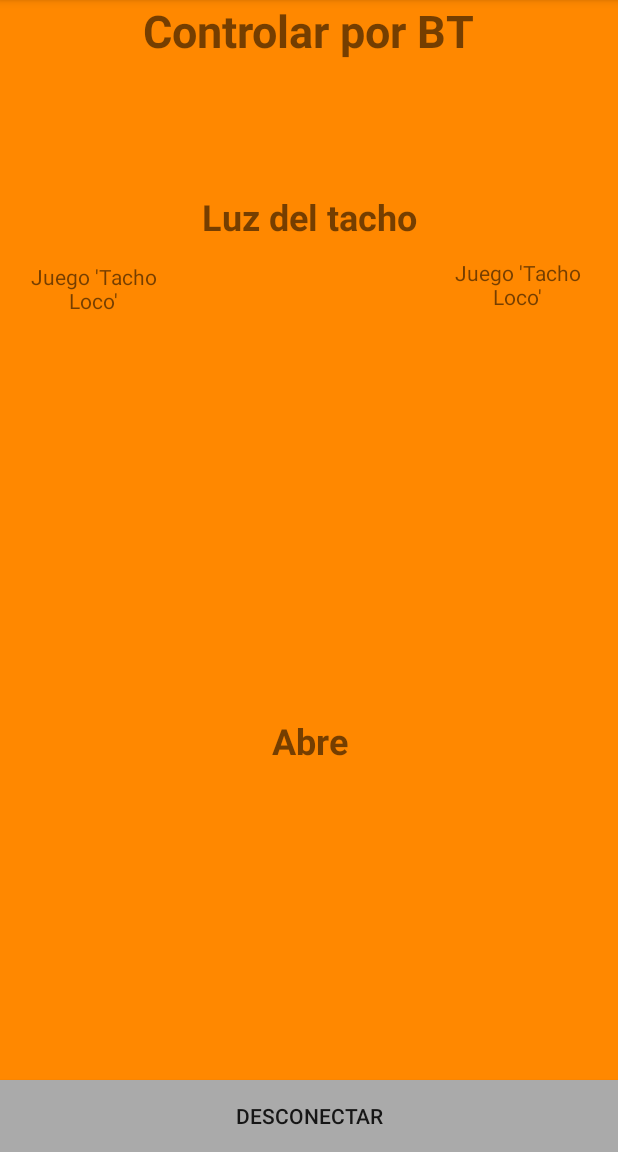
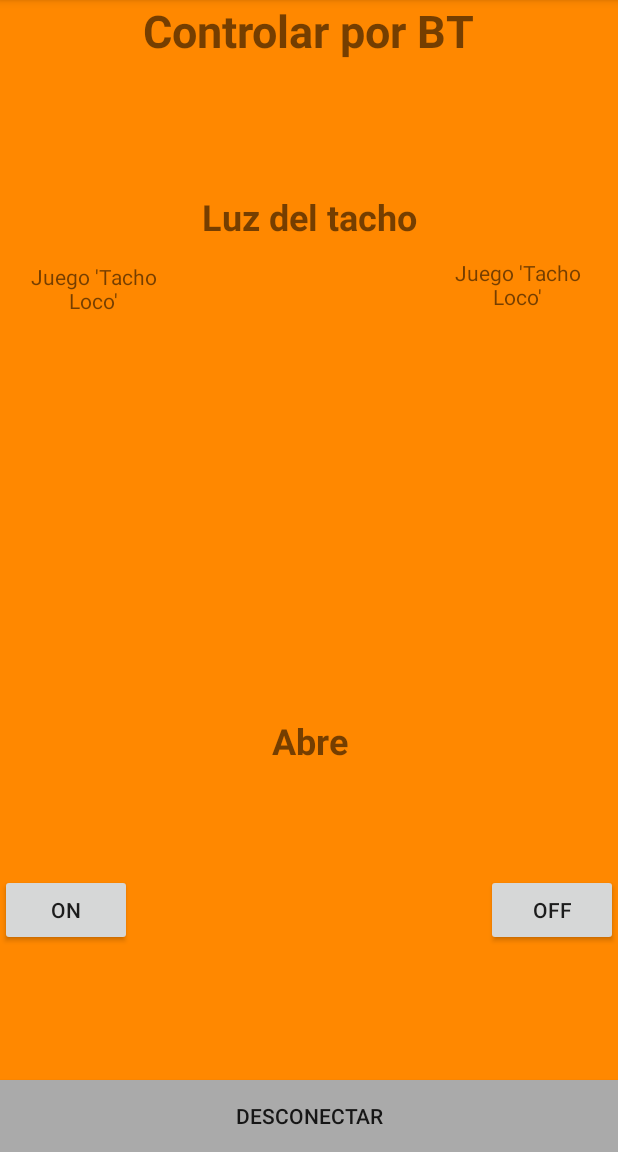
Before and after one commit to FabianNorbertoEscobar/SmartTrash, an Android app: the ControlarBT screen opened directly, with no data from a screen before it, on a phone screen of 412 x 824 dp, the part 84-1236 px from its top. Run offline under Robolectric (Android 15) with nearby library versions, the phone set to English and light mode, and no system bars; network calls fail; 6 statements that could not run were skipped.

Commit message:
Codigo embebido con bluetooth y codigo android con funcionamiento de apertura de tapa (acelerometro) y prendido y apago de la funcionalidades bluetooth

```diff
--- a/Android/app/src/main/res/layout/menu_controlar_bt.xml
+++ b/Android/app/src/main/res/layout/menu_controlar_bt.xml
@@ -28,9 +28,8 @@
         android:layout_marginStart="0dp"
         android:layout_marginLeft="0dp"
         android:layout_marginBottom="25dp"
-        android:enabled="false"
-        android:text="Abrir"
-        android:visibility="invisible" />
+        android:text="ON"
+        android:visibility="visible" />
 
     <TextView
         android:id="@+id/IdTxtDatos"
@@ -70,9 +69,7 @@
         android:layout_marginEnd="0dp"
         android:layout_marginRight="0dp"
         android:layout_marginBottom="25dp"
-        android:enabled="false"
-        android:text="Cerrar"
-        android:visibility="invisible" />
+        android:text="OFF" />
 
     <TextView
         android:id="@+id/IdTxtLuz"
```
Also changed, not shown: Android/app/src/main/java/smarttrashteam/smarttrash/ControlarBT.java (+14 -5 lines), 7 other files.
